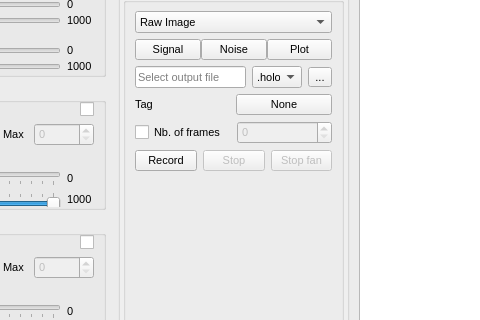
Qt form Ui/assets/ui/mainwindow.ui (DigitalHolography/Holovibes) before a commit; both pictures show x 635 to 1115 and y 250 to 570 of the 1291 by 815 pixel window.
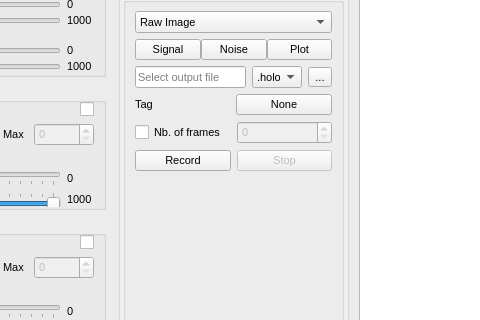
The same form after that commit. Custom widgets are drawn as their Qt base class.

Commit message: [Delete] stop camera fan button deleted

```diff
--- a/Ui/assets/ui/mainwindow.ui
+++ b/Ui/assets/ui/mainwindow.ui
@@ -3068,22 +3068,6 @@
                    </property>
                   </widget>
                  </item>
-                 <item>
-                  <widget class="QPushButton" name="ExportStopFanButton">
-                   <property name="enabled">
-                    <bool>false</bool>
-                   </property>
-                   <property name="toolTip">
-                    <string>Stop the fan for 10 second</string>
-                   </property>
-                   <property name="text">
-                    <string>Stop fan</string>
-                   </property>
-                   <property name="shortcut">
-                    <string>Ctrl+Z</string>
-                   </property>
-                  </widget>
-                 </item>
                 </layout>
                </item>
               </layout>
```
Left out of the diff: 17 changed lines with no effect on the pictures. The commit also changes 8 other files.
